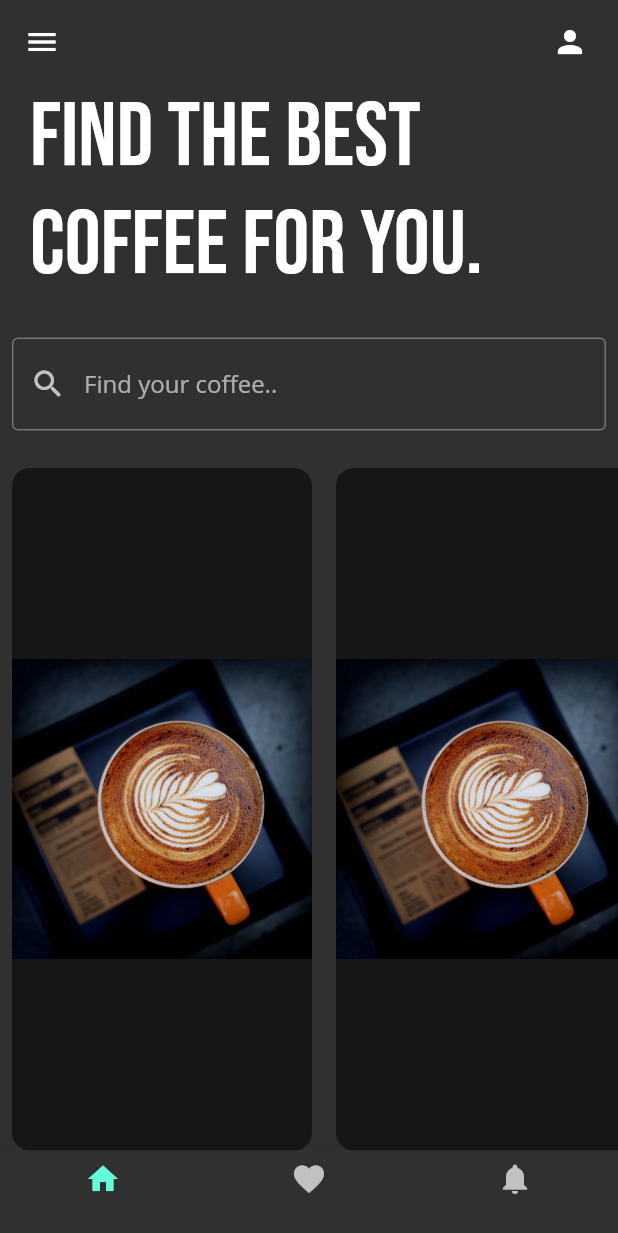
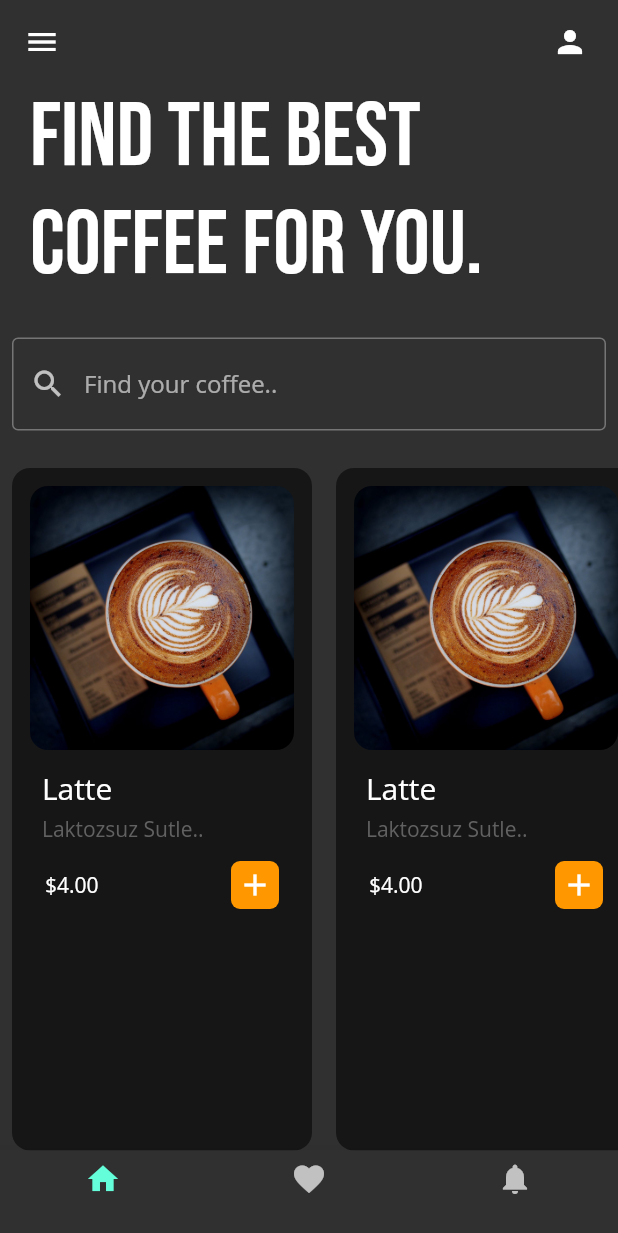
Before and after one commit to keyvanarasteh/flutter51, a Flutter app: the screen it shows after launch, on a phone screen of 412 x 824 dp. Shown: the top 1233 px of the screen. Run offline on Flutter 3.47's test engine with Material 2 defaults, Android fonts, the phone set to English and light mode, and no system bars.

Commit message:
Product/Coffee Box Added

```diff
--- a/isu_app/lib/screens/home_screen.dart
+++ b/isu_app/lib/screens/home_screen.dart
@@ -101,12 +101,67 @@ class CoffeeItem extends StatelessWidget {
     return Padding(
       padding: const EdgeInsets.symmetric(horizontal: 8.0),
       child: Container(
-          width: 200,
-          decoration: BoxDecoration(
-            color: Colors.black54,
-            borderRadius: BorderRadius.all(Radius.circular(12)),
-          ),
-          child: Image.asset('assets/images/latte.jpg')),
+        padding: EdgeInsets.all(12),
+        width: 200,
+        decoration: BoxDecoration(
+          color: Colors.black54,
+          borderRadius: BorderRadius.all(Radius.circular(12)),
+        ),
+        child: Column(
+          crossAxisAlignment: CrossAxisAlignment.start,
+          children: [
+            // Product Image
+            ClipRRect(
+              borderRadius: BorderRadius.circular(12),
+              child: Image.asset('assets/images/latte.jpg'),
+            ),
+            // Product Name
+            Padding(
+              padding: const EdgeInsets.symmetric(
+                horizontal: 8.0,
+                vertical: 12.0,
+              ),
+              child: Column(
+                crossAxisAlignment: CrossAxisAlignment.start,
+                children: [
+                  Text(
+                    'Latte',
+                    style: TextStyle(
+                      fontSize: 20,
+                    ),
+                  ),
+                  SizedBox(height: 4),
+                  // Product Description
+                  Text(
+                    'Laktozsuz Sutle..',
+                    style: TextStyle(
+                      color: Colors.grey.shade700,
+                    ),
+                  ),
+                ],
+              ),
+            ),
+            // Product Price
+            Padding(
+              padding: const EdgeInsets.symmetric(horizontal: 10.0),
+              child: Row(
+                mainAxisAlignment: MainAxisAlignment.spaceBetween,
+                children: [
+                  Text('\$4.00'),
+                  Container(
+                    padding: EdgeInsets.all(4),
+                    decoration: BoxDecoration(
+                      color: Colors.orange,
+                      borderRadius: BorderRadius.circular(6),
+                    ),
+                    child: Icon(Icons.add),
+                  ),
+                ],
+              ),
+            ),
+          ],
+        ),
+      ),
     );
   }
 }
```
